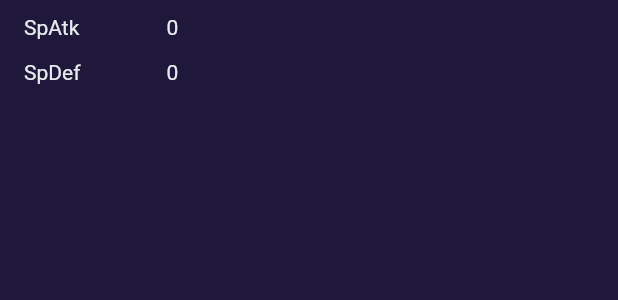
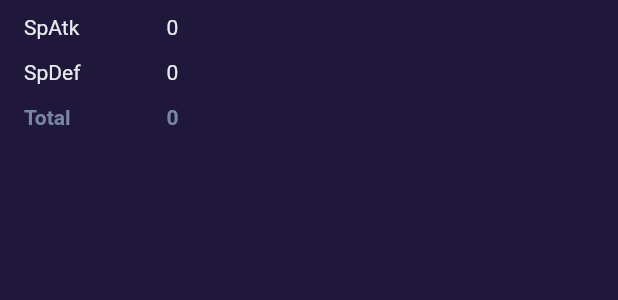
Before and after one commit to TesteurManiak/temopedia, a Flutter app: the StatsTab widget shown alone on an empty page, opened directly with empty values, on a phone screen of 412 x 824 dp. Shown: the part 234-534 px from the top of the screen. Run offline on Flutter 3.47's test engine with Material 2 defaults, Android fonts, the phone set to English and light mode, and no system bars; our stand-ins replace cached_network_image, flutter_speed_dial; network calls fail.

Commit message:
added base stats total

```diff
--- a/lib/TemtemPage/widgets/StatsTab.dart
+++ b/lib/TemtemPage/widgets/StatsTab.dart
@@ -6,11 +6,23 @@ import 'package:temopedia/utils/Globals.dart' as globals;
 
 class StatsTab extends StatelessWidget {
   final Stats stats;
+  final darkStyle =
+      TextStyle(color: MyColors.darkFont, fontWeight: FontWeight.bold);
 
   StatsTab(this.stats);
 
-  List<StatWidget> _buildStats() {
-    List<StatWidget> _stats = [];
+  Widget _totalStat() {
+    return Row(
+      children: <Widget>[
+        Expanded(flex: 2, child: Text("Total", style: darkStyle)),
+        Expanded(flex: 1, child: Text("${stats.total}", style: darkStyle)),
+        Expanded(child: Container(), flex: 5),
+      ],
+    );
+  }
+
+  List<Widget> _buildStats() {
+    List<Widget> _stats = [];
     _stats.add(StatWidget(
       label: "Hp",
       progress: stats.hp.toDouble(),
@@ -53,6 +65,7 @@ class StatsTab extends StatelessWidget {
       value: stats.spdef.toString(),
       maxValue: globals.maxStats['spdef'],
     ));
+    _stats.add(_totalStat());
     return _stats;
   }
 
```
